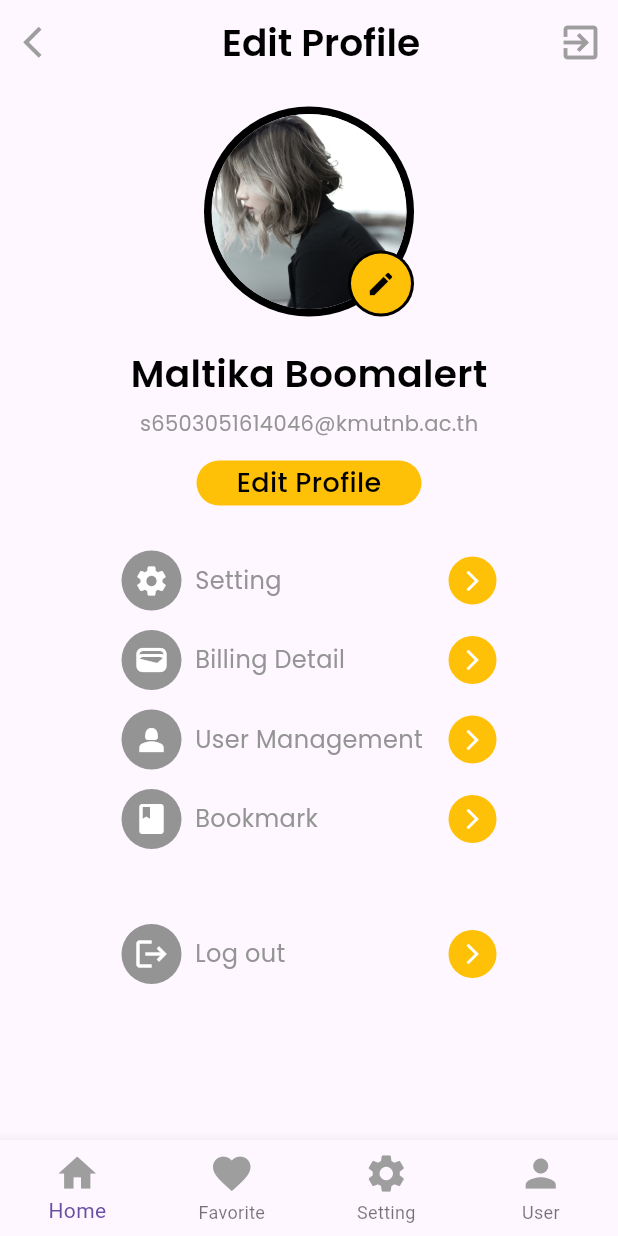
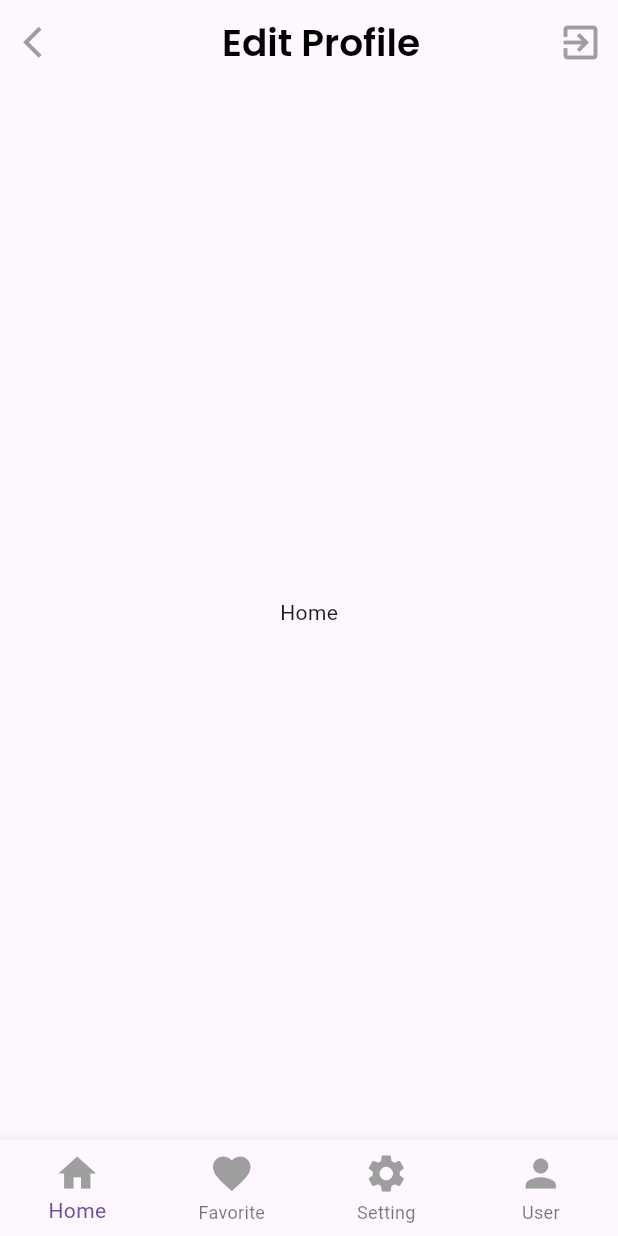
Before and after one commit to Maoooa/Profile_flutter, a Flutter app: the screen it shows after launch, on a phone screen of 412 x 824 dp. Run offline on Flutter 3.47's test engine with Material 3 defaults, Android fonts, the phone set to English and light mode, and no system bars; our stand-ins replace google_fonts.

Commit message:
add profilepages
add profilepages

```diff
--- a/modern_profile/lib/components/profile_image.dart
+++ b/modern_profile/lib/components/profile_image.dart
@@ -25,7 +25,7 @@ class ProfileImage extends StatelessWidget {
               backgroundColor: Colors.amber,
               child: Icon(
                 Icons.edit,
-                size: 20,
+                size: 22,
                 color: Colors.black,
               ),
             ),
--- a/modern_profile/lib/screens/profile_screen.dart
+++ b/modern_profile/lib/screens/profile_screen.dart
@@ -1,7 +1,7 @@
+
 import 'package:flutter/material.dart';
-import 'package:modern_profile/components/profile_image.dart';
-import 'package:modern_profile/components/profile_menu.dart';
 import 'package:modern_profile/constant/constant.dart';
+import 'package:modern_profile/screens/editprofilescreen.dart';
 
 class ProfileScreen extends StatefulWidget {
   const ProfileScreen({super.key});
@@ -13,12 +13,19 @@ class ProfileScreen extends StatefulWidget {
 class _ProfileScreenState extends State<ProfileScreen> {
   int _selectedItem = 0;
 
-  void _navigationBottonNavBar(int index) {
+  void _navigationBottomNavBar(int index) {
     setState(() {
       _selectedItem = index;
       print(index);
     });
   }
+
+  final List<Widget> _pages = [
+    const Center(child: Text('Home')),
+    const Center(child: Text('Setting')),
+    const Center(child: Text('Favorite')),
+    const EditProfileScreen(),
+  ] ;
 
   @override
   Widget build(BuildContext context) {
@@ -30,7 +37,7 @@ class _ProfileScreenState extends State<ProfileScreen> {
           color: iconGreyColor,
         ),
         title: Center(
-            child: Text(
+          child: Text(
           'Edit Profile',
           style: textTitle,
         )),
@@ -45,75 +52,10 @@ class _ProfileScreenState extends State<ProfileScreen> {
           )
         ],
       ),
-      body: SingleChildScrollView(
-        scrollDirection: Axis.vertical,
-        child: Column(
-          children: [
-            const SizedBox(
-              height: 15,
-            ),
-            const ProfileImage(),
-            const SizedBox(
-              height: 20,
-            ),
-            Text(
-              'Maltika Boomalert',
-              style: textTitle,
-            ),
-            const SizedBox(
-              height: 5,
-            ),
-            Text(
-              "s6503051614046@kmutnb.ac.th",
-              style: textSubTitle,
-            ),
-            const SizedBox(
-              height: 15,
-            ),
-            Container(
-              width: 150,
-              height: 30,
-              decoration: BoxDecoration(
-                color: Colors.amber,
-                borderRadius: BorderRadius.circular(25.0),
-              ),
-              child: Center(
-                  child: Text(
-                'Edit Profile',
-                style: textBtn,
-              )),
-            ),
-
-            //profile menu
-            const SizedBox(
-              height: 30,
-            ),
-            const ProfileMenu(
-              title: 'Setting',
-              icons: Icons.settings,
-            ),
-            const SizedBox(
-              height: 13,
-            ),
-            const ProfileMenu(title: 'Billing Detail', icons: Icons.wallet),
-            const SizedBox(
-              height: 13,
-            ),
-            const ProfileMenu(title: 'User Management', icons: Icons.person_2),
-            const SizedBox(
-              height: 13,
-            ),
-            const ProfileMenu(title: 'Bookmark', icons: Icons.book),
-            const SizedBox(
-              height: 50,
-            ),
-            const ProfileMenu(title: 'Log out', icons: Icons.logout),
-          ],
-        ),
-      ),
+      body: _pages[_selectedItem],
       bottomNavigationBar: BottomNavigationBar(
         currentIndex: _selectedItem,
-        onTap: _navigationBottonNavBar,
+        onTap: _navigationBottomNavBar,
         type: BottomNavigationBarType.fixed,
         items: const [
           BottomNavigationBarItem(
```
Also changed, not shown: modern_profile/lib/screens/editprofilescreen.dart (added, +80 -0 lines).
